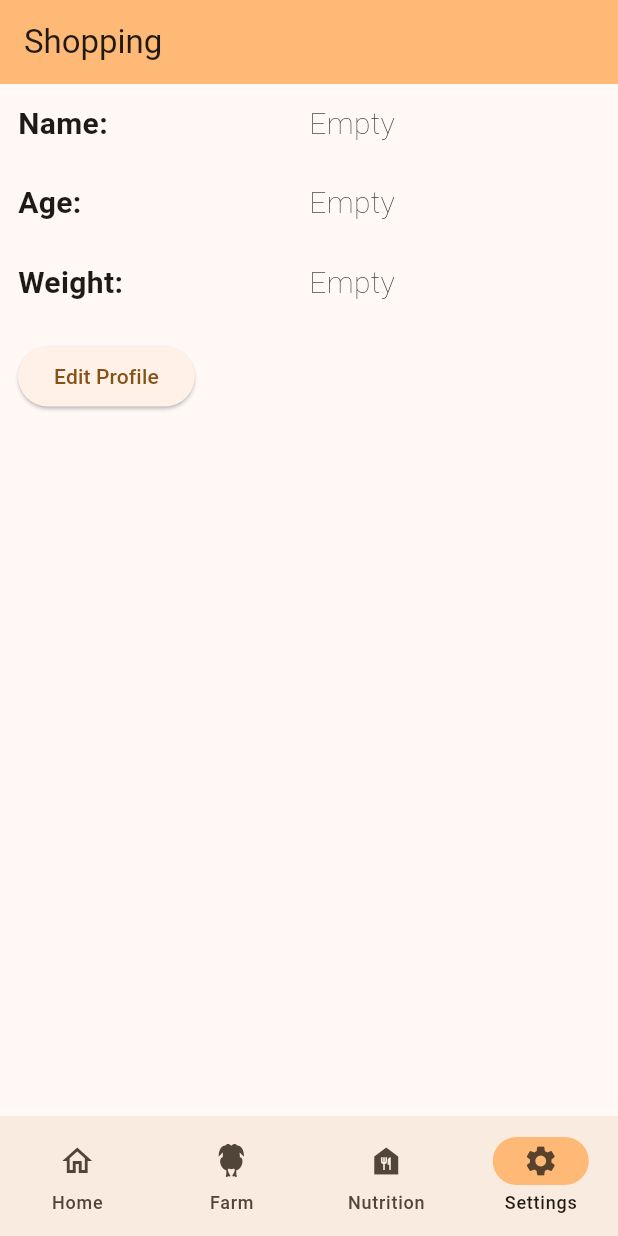
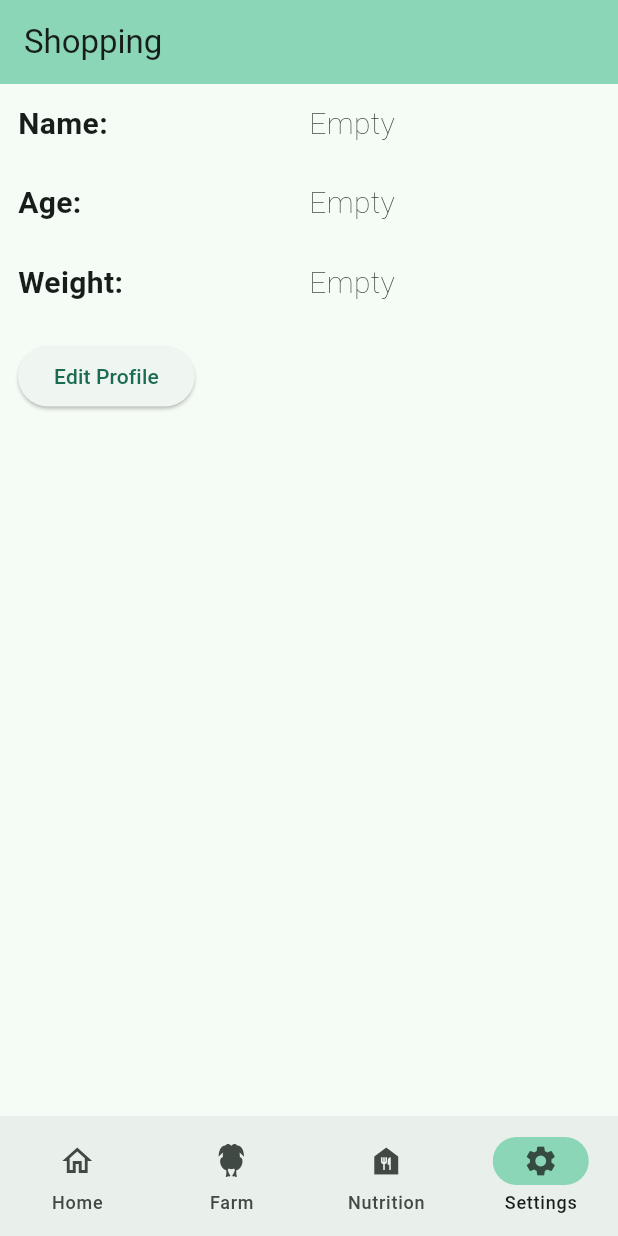
Before and after one commit to Iajedi/harmony, a Flutter app: the screen it shows after launch, item 4 of the bottom bar chosen, on a phone screen of 412 x 824 dp. Run offline on Flutter 3.47's test engine with Material 3 defaults, Android fonts, the phone set to English and light mode, and no system bars; our stand-ins replace barcode_widget, cloud_firestore, firebase_core; accounts and stored records are empty.

Commit message:
style: use ichack color theme

```diff
--- a/mobile/lib/home.dart
+++ b/mobile/lib/home.dart
@@ -27,7 +27,10 @@ class _HomeState extends State<Home> {
                 style: TextStyle(fontSize: 30, fontWeight: FontWeight.bold),
               ),
             ),
-            BarcodeWidget(data: userid.toString(), barcode: Barcode.code128())
+            BarcodeWidget(
+              data: userid.toString(),
+              barcode: Barcode.code128(),
+            )
           ],
         )),
       ),
--- a/mobile/lib/main.dart
+++ b/mobile/lib/main.dart
@@ -23,7 +23,8 @@ class MyApp extends StatelessWidget {
     return MaterialApp(
       title: 'Shopping',
       theme: ThemeData(
-        colorScheme: ColorScheme.fromSeed(seedColor: Colors.orange),
+        colorScheme: ColorScheme.fromSeed(
+            seedColor: const Color.fromRGBO(66, 187, 147, 100)),
         useMaterial3: true,
       ),
       home: const MyHomePage(title: 'Shopping'),
```
